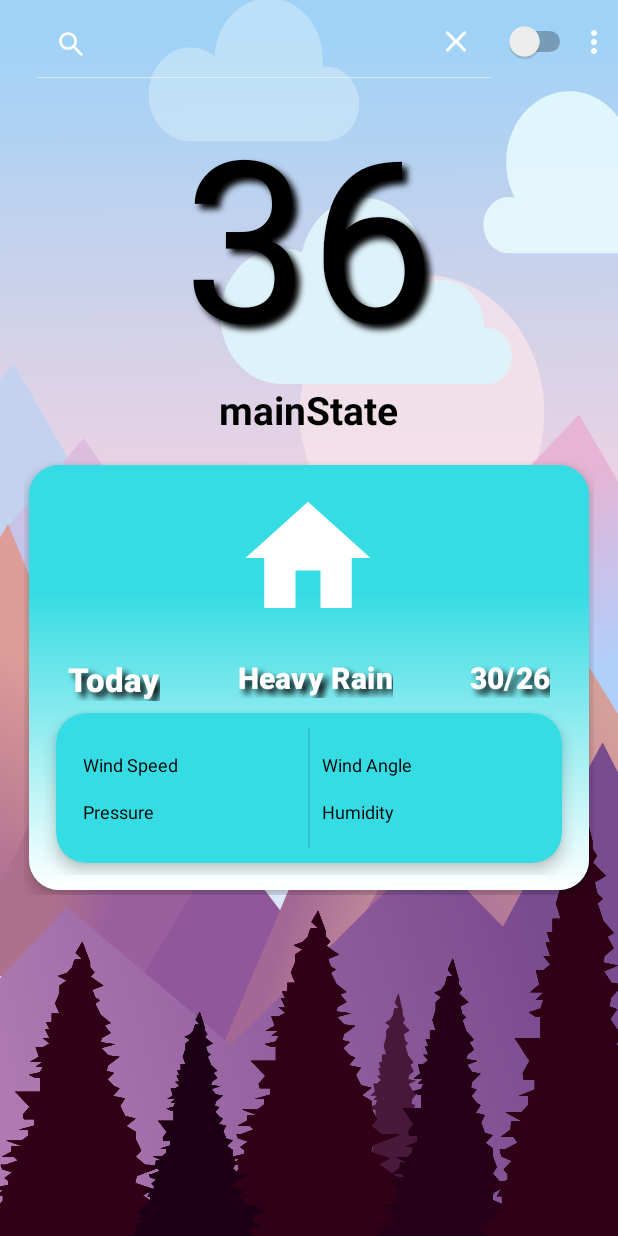
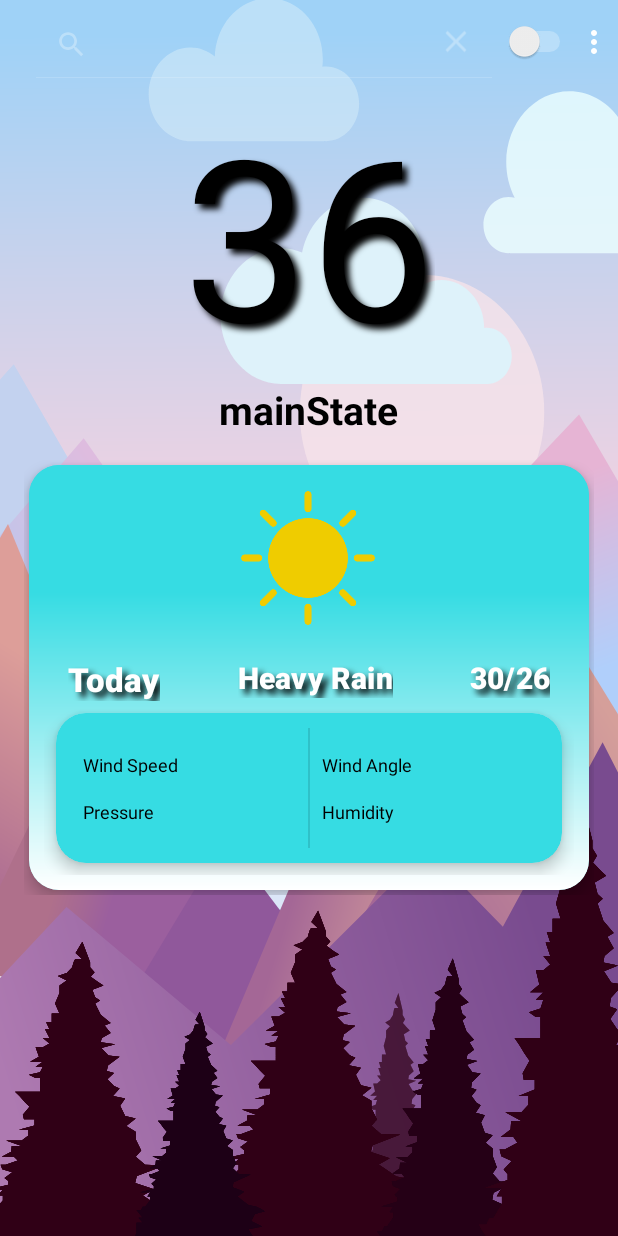
Before and after one commit to s2vArya/WeatherForecast, an Android app: the screen it shows after launch (WeatherAppActivity), after a tap on "Search", on a phone screen of 412 x 824 dp. Run offline under Robolectric (Android 15) with nearby library versions, the phone set to English and light mode, and no system bars; our stand-ins replace Volley; network calls fail.

Commit message:
Icon Set

```diff
--- a/app/src/main/AndroidManifest.xml
+++ b/app/src/main/AndroidManifest.xml
@@ -24,8 +24,10 @@
         <activity android:name=".LocalDataActivity" />
         <activity android:name=".ApiDataRequest" />
         <activity android:name=".detailCardViewActivity" />
-        <activity android:name=".SettingsActivity" />
-        <activity android:name=".SplashScreenActivity">
+        <activity android:name=".SettingsActivity"
+            android:theme="@style/LightTheme.NoActionBar"/>
+        <activity android:name=".SplashScreenActivity"
+            android:theme="@style/LightTheme.NoActionBar">
             <intent-filter>
                 <action android:name="android.intent.action.MAIN" />
 
@@ -34,6 +36,7 @@
         </activity>
         <activity
             android:name=".WeatherAppActivity"
+            android:theme="@style/LightTheme.NoActionBar"
             android:launchMode="singleTop">
             <intent-filter>
                 <action android:name="android.intent.action.MAIN" />
--- a/app/src/main/res/layout/activity_detail_card_view.xml
+++ b/app/src/main/res/layout/activity_detail_card_view.xml
@@ -26,7 +26,7 @@
                 android:layout_height="100dp"
                 android:layout_marginTop="2dp"
                 android:layout_marginEnd="2dp"
-                android:src="@drawable/ic_home"
+                android:src="@drawable/a01d"
                 app:layout_constraintEnd_toEndOf="parent"
                 app:layout_constraintStart_toStartOf="parent"
                 app:layout_constraintTop_toTopOf="parent" />
@@ -38,15 +38,15 @@
                 android:layout_height="wrap_content"
                 android:layout_marginStart="16dp"
                 android:layout_marginTop="16dp"
+                android:shadowColor="#000000"
+                android:shadowDx="5"
+                android:shadowDy="5"
+                android:shadowRadius="5"
                 android:text="@string/today"
                 android:textSize="22sp"
                 android:textStyle="bold"
                 app:layout_constraintStart_toStartOf="parent"
-                app:layout_constraintTop_toBottomOf="@+id/cardWeatherStatusImage"
-                android:shadowColor="#000000"
-                android:shadowDx="5"
-                android:shadowDy="5"
-                android:shadowRadius="5"/>
+                app:layout_constraintTop_toBottomOf="@+id/cardWeatherStatusImage" />
 
             <TextView
                 android:id="@+id/cardWeatherStatusText"
@@ -54,16 +54,16 @@
                 android:layout_width="wrap_content"
                 android:layout_height="wrap_content"
                 android:layout_marginTop="16dp"
+                android:shadowColor="#000000"
+                android:shadowDx="5"
+                android:shadowDy="5"
+                android:shadowRadius="5"
                 android:text="@string/heavy_rain"
                 android:textSize="20sp"
                 android:textStyle="bold"
                 app:layout_constraintEnd_toStartOf="@+id/cardWeatherStatusTemperature"
                 app:layout_constraintStart_toEndOf="@+id/textView2"
-                app:layout_constraintTop_toBottomOf="@+id/cardWeatherStatusImage"
-                android:shadowColor="#000000"
-                android:shadowDx="5"
-                android:shadowDy="5"
-                android:shadowRadius="5"/>
+                app:layout_constraintTop_toBottomOf="@+id/cardWeatherStatusImage" />
 
             <TextView
                 android:id="@+id/cardWeatherStatusTemperature"
@@ -71,17 +71,17 @@
                 android:layout_width="wrap_content"
                 android:layout_height="wrap_content"
                 android:layout_marginEnd="16dp"
+                android:shadowColor="#000000"
+                android:shadowDx="5"
+                android:shadowDy="5"
+                android:shadowRadius="5"
                 android:text="30/26"
                 android:textAlignment="textStart"
                 android:textSize="20sp"
                 android:textStyle="bold"
                 app:layout_constraintBottom_toBottomOf="@+id/cardWeatherStatusText"
                 app:layout_constraintEnd_toEndOf="parent"
-                app:layout_constraintTop_toTopOf="@+id/cardWeatherStatusText"
-                android:shadowColor="#000000"
-                android:shadowDx="5"
-                android:shadowDy="5"
-                android:shadowRadius="5"/>
+                app:layout_constraintTop_toTopOf="@+id/cardWeatherStatusText" />
 
             <androidx.cardview.widget.CardView
                 android:id="@+id/cardView2"
--- a/app/src/main/res/values/styles.xml
+++ b/app/src/main/res/values/styles.xml
@@ -1,6 +1,6 @@
 <resources xmlns:tools="http://schemas.android.com/tools">
     <!-- Light application theme. -->
-    <style name="LightTheme" parent="Theme.AppCompat.DayNight.NoActionBar">
+    <style name="LightTheme" parent="Theme.AppCompat.DayNight.DarkActionBar">
         <!-- Customize your theme here. -->
         <item name="colorPrimary">@color/LightColorSurface</item>
         <item name="colorPrimaryDark">@color/LightColorDarkBackGround</item>
@@ -62,6 +62,11 @@
         <item name="android:background">?attr/colorAccent</item>
     </style>
 
+    <style name="LightTheme.NoActionBar">
+        <item name="windowActionBar">false</item>
+        <item name="windowNoTitle">true</item>
+    </style>
+
 
     <!--Dark application theme-->
     <style name="DarkTheme" parent="Theme.AppCompat.DayNight.NoActionBar">
```
